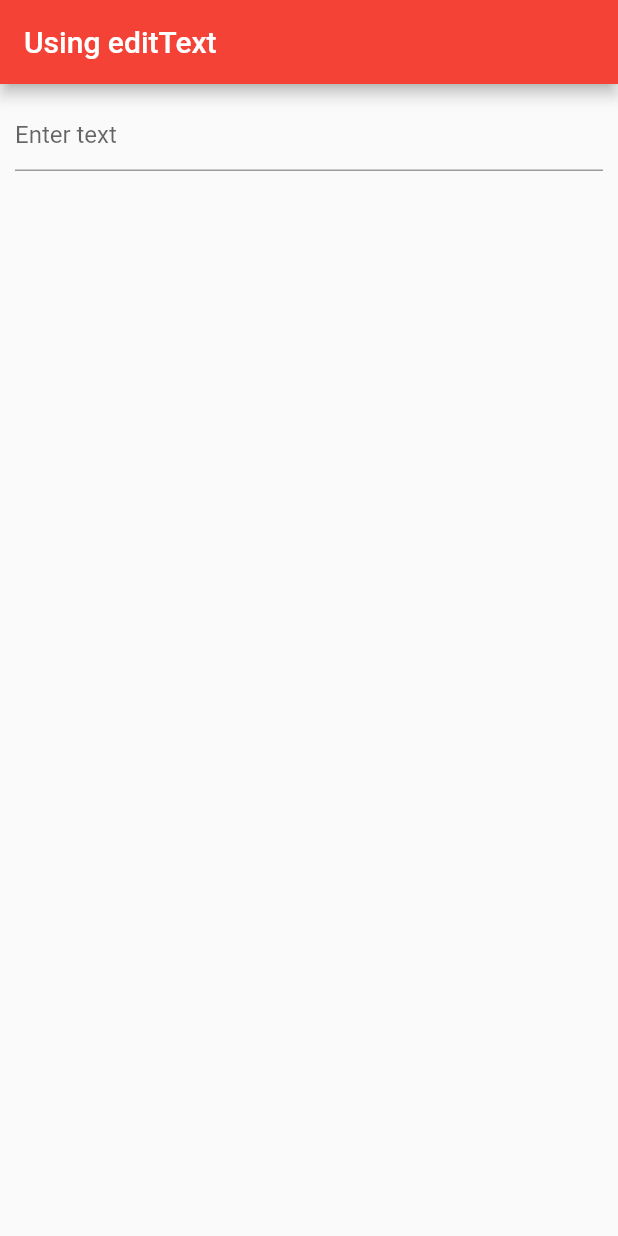
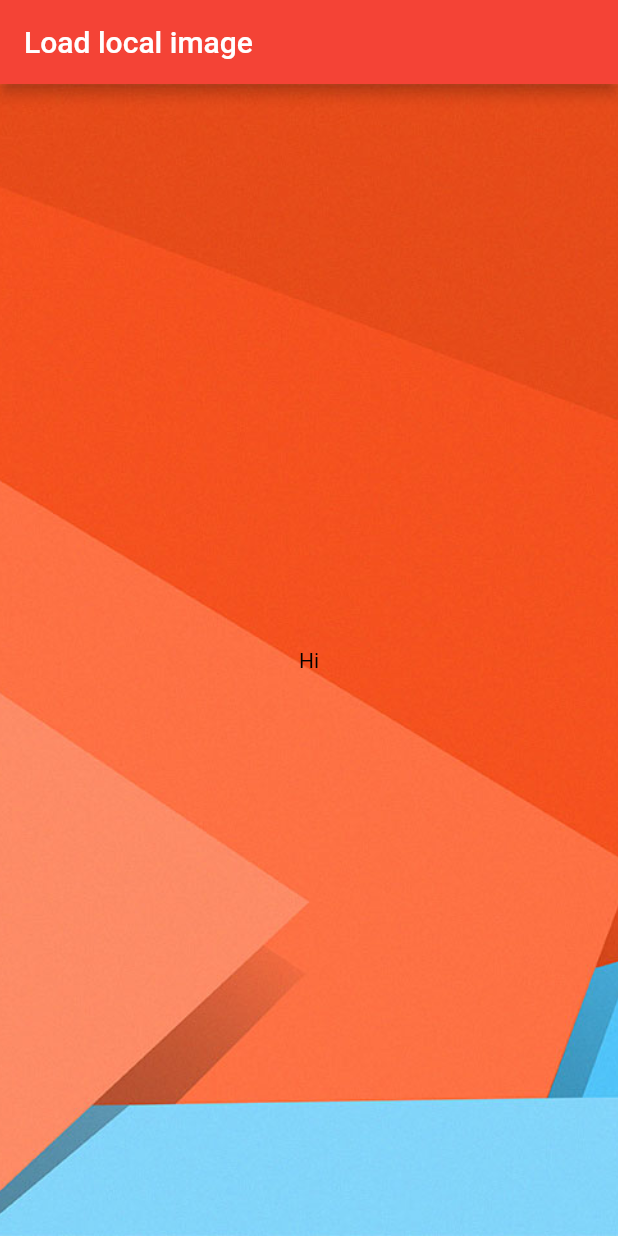
Before and after one commit to abhijeetvader9287/flutter_first, a Flutter app: the screen it shows after launch, on a phone screen of 412 x 824 dp. Run offline on Flutter 3.47's test engine with Material 2 defaults, Android fonts, the phone set to English and light mode, and no system bars.

Commit message:
loading local image added

```diff
--- a/lib/main.dart
+++ b/lib/main.dart
@@ -3,7 +3,7 @@ import 'package:flutter/material.dart';
 void main() {
   runApp(MaterialApp(
     title: "My first app",
-    home: MyEditText(),
+    home: MyLocalImageApp(),
     /* Scaffold(
       appBar: AppBar(
         title: Text("My first app appBar"),
@@ -302,3 +302,34 @@ class MyButtonState extends State<MyButton>
   }
 
 }
+
+class MyLocalImageApp extends StatelessWidget{
+  @override
+  Widget build(BuildContext context) {
+    // TODO: implement build
+    return Scaffold(
+      appBar: AppBar(
+        title: Text("Load local image"),
+      ),
+      body: Container(
+        child: Center(
+          child: Text(
+            "Hi",
+            style: TextStyle(color:Colors.black
+            ),
+          ),
+        ),
+        decoration: BoxDecoration(
+          image: DecorationImage(
+            image: AssetImage('data_repo/img/bg1.jpg'),
+            fit: BoxFit.cover
+          )
+        ),
+      ),
+
+
+
+    );
+  }
+
+}
--- a/pubspec.yaml
+++ b/pubspec.yaml
@@ -44,7 +44,8 @@ flutter:
   # assets:
   #  - images/a_dot_burr.jpeg
   #  - images/a_dot_ham.jpeg
-
+  assets:
+    - data_repo/img/bg1.jpg
   # An image asset can refer to one or more resolution-specific "variants", see
   # https://flutter.dev/assets-and-images/#resolution-aware.
 
```
Also changed, not shown: data_repo/img/bg1.jpg (added), 1 other file.
